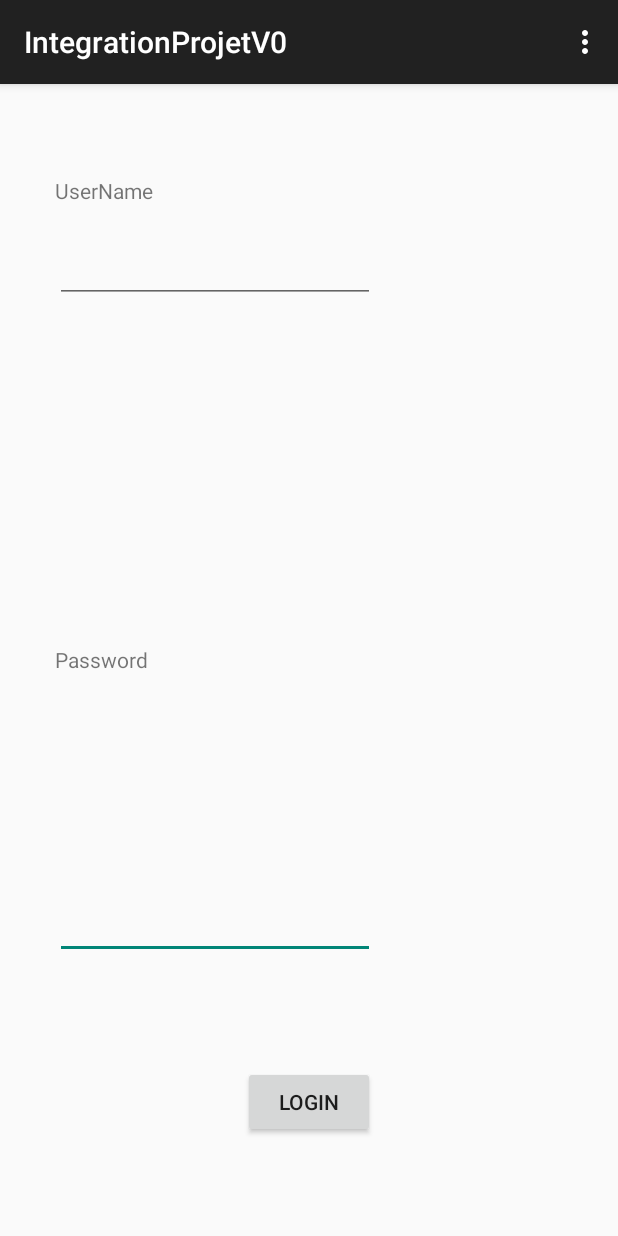
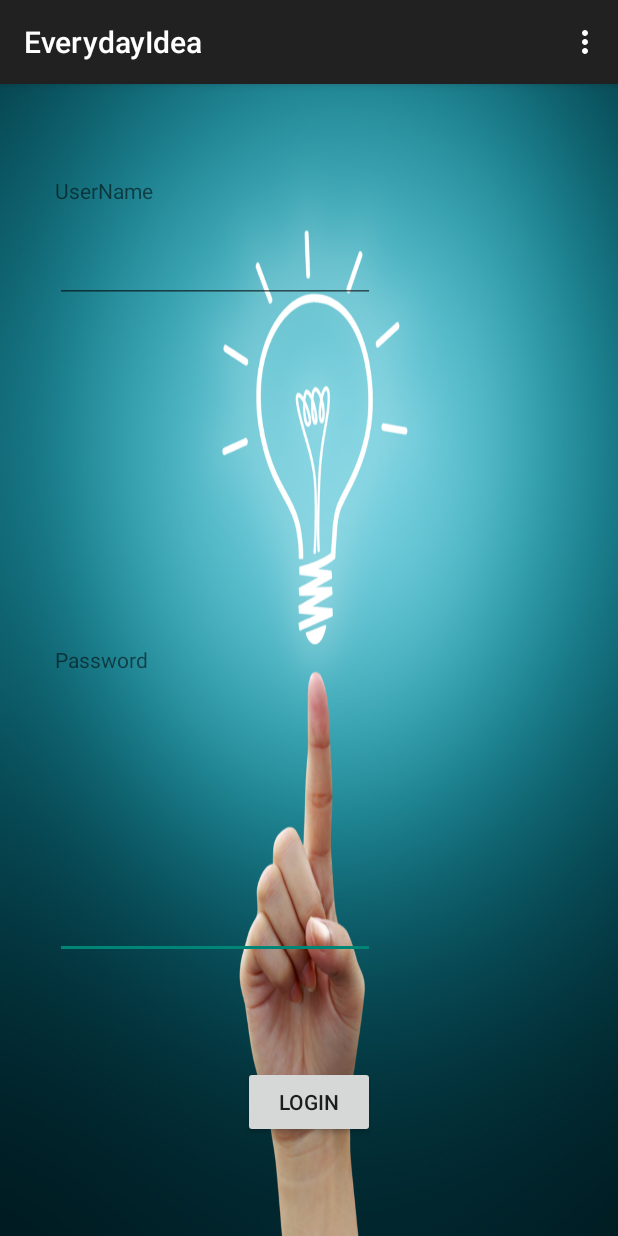
Before and after one commit to OvynFlavian/IntegrationTP_Groupe_1, an Android app: the screen it shows after launch (MainActivity), on a phone screen of 412 x 824 dp. Run offline under Robolectric (Android 15) with nearby library versions, the phone set to English and light mode, and no system bars.

Commit message:
Visuel
fond d'ecran pour la page d'acceuil et ai modifié le nom de l'app et
l'icone

```diff
--- a/Projet/Android/IntegrationProjetV0/app/src/main/AndroidManifest.xml
+++ b/Projet/Android/IntegrationProjetV0/app/src/main/AndroidManifest.xml
@@ -5,7 +5,7 @@
     <uses-permission android:name="android.permission.INTERNET" />
     <application
         android:allowBackup="true"
-        android:icon="@mipmap/ic_launcher"
+        android:icon="@drawable/icone"
         android:label="@string/app_name"
         android:theme="@style/AppTheme" >
         <activity
--- a/Projet/Android/IntegrationProjetV0/app/src/main/res/layout/activity_main.xml
+++ b/Projet/Android/IntegrationProjetV0/app/src/main/res/layout/activity_main.xml
@@ -5,7 +5,8 @@
     android:layout_height="match_parent" android:paddingLeft="@dimen/activity_horizontal_margin"
     android:paddingRight="@dimen/activity_horizontal_margin"
     android:paddingTop="@dimen/activity_vertical_margin"
-    android:paddingBottom="@dimen/activity_vertical_margin" tools:context=".MainActivity">
+    android:paddingBottom="@dimen/activity_vertical_margin" tools:context=".MainActivity"
+    android:background="@drawable/ampoule">
 
     <TextView android:text="@string/hello_world" android:layout_width="wrap_content"
         android:layout_height="wrap_content"
--- a/Projet/Android/IntegrationProjetV0/app/src/main/res/values/strings.xml
+++ b/Projet/Android/IntegrationProjetV0/app/src/main/res/values/strings.xml
@@ -1,5 +1,5 @@
 <resources>
-    <string name="app_name">IntegrationProjetV0</string>
+    <string name="app_name">EverydayIdea</string>
 
     <string name="hello_world">Hello world!</string>
     <string name="action_settings">Settings</string>
```
Also changed, not shown: Projet/Android/IntegrationProjetV0/app/src/main/res/drawable/ampoule.jpg (added), Projet/Android/IntegrationProjetV0/app/src/main/res/drawable/icone.png (added).
